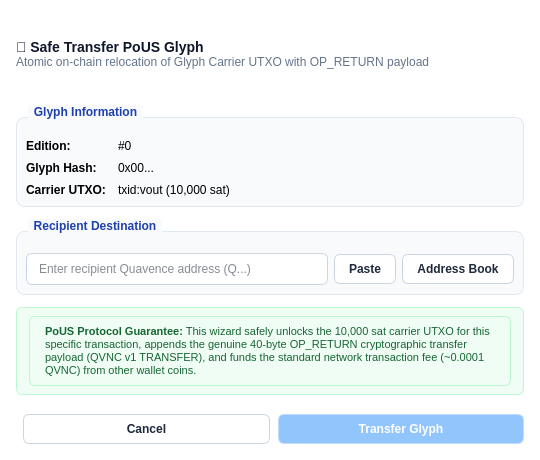
quavence/quavence-node, file src/qt/forms/glyphstransferdialog.ui: the form before one commit.
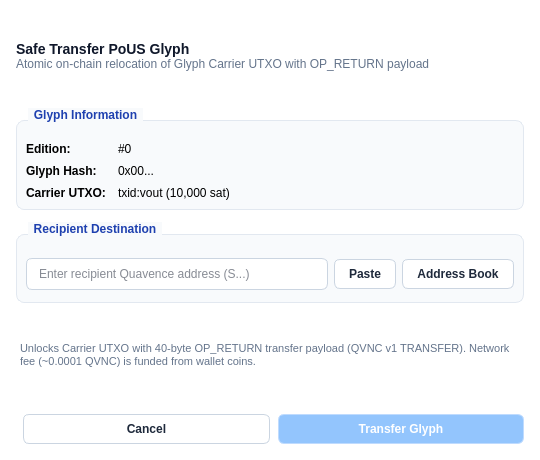
The form after the commit.

Commit message: feat(wallet): harden compute pass telemetry, prevent uaf, add stream timeouts and bump to v15.1.8

The edit to the form file:
```diff
--- a/src/qt/forms/glyphstransferdialog.ui
+++ b/src/qt/forms/glyphstransferdialog.ui
@@ -87,7 +87,7 @@
    <item>
     <widget class="QLabel" name="labelHeader">
      <property name="text">
-      <string>&lt;html&gt;&lt;body&gt;&lt;h3 style=&quot;margin:0; color:#0f172a;&quot;&gt;💎 Safe Transfer PoUS Glyph&lt;/h3&gt;&lt;span style=&quot;color:#64748b; font-size:12px;&quot;&gt;Atomic on-chain relocation of Glyph Carrier UTXO with OP_RETURN payload&lt;/span&gt;&lt;/body&gt;&lt;/html&gt;</string>
+      <string>&lt;html&gt;&lt;body&gt;&lt;h3 style=&quot;margin:0; color:#0f172a;&quot;&gt;Safe Transfer PoUS Glyph&lt;/h3&gt;&lt;span style=&quot;color:#64748b; font-size:12px;&quot;&gt;Atomic on-chain relocation of Glyph Carrier UTXO with OP_RETURN payload&lt;/span&gt;&lt;/body&gt;&lt;/html&gt;</string>
      </property>
     </widget>
    </item>
@@ -172,7 +172,7 @@
         <item>
          <widget class="QLineEdit" name="lineEditRecipient">
           <property name="placeholderText">
-           <string>Enter recipient Quavence address (Q...)</string>
+           <string>Enter recipient Quavence address (S...)</string>
           </property>
          </widget>
         </item>
@@ -201,11 +201,10 @@
     <widget class="QFrame" name="frameInfo">
      <property name="styleSheet">
       <string notr="true">
-       QFrame {
-           background-color: #f0fdf4;
-           border: 1px solid #bbf7d0;
-           border-radius: 6px;
-           padding: 8px 12px;
+       QFrame#frameInfo {
+           background-color: transparent;
+           border: none;
+           padding: 2px 4px;
        }
       </string>
      </property>
@@ -219,7 +218,7 @@
          <bool>true</bool>
         </property>
         <property name="text">
-         <string>&lt;span style=&quot;color:#166534; font-size:11px;&quot;&gt;&lt;b&gt;PoUS Protocol Guarantee:&lt;/b&gt; This wizard safely unlocks the 10,000 sat carrier UTXO for this specific transaction, appends the genuine 40-byte OP_RETURN cryptographic transfer payload (QVNC v1 TRANSFER), and funds the standard network transaction fee (~0.0001 QVNC) from other wallet coins.&lt;/span&gt;</string>
+         <string>&lt;span style=&quot;color:#64748b; font-size:11px; line-height:1.4;&quot;&gt;Unlocks Carrier UTXO with 40-byte OP_RETURN transfer payload (QVNC v1 TRANSFER). Network fee (~0.0001 QVNC) is funded from wallet coins.&lt;/span&gt;</string>
         </property>
        </widget>
       </item>
```
The commit also changes 9 other files.
